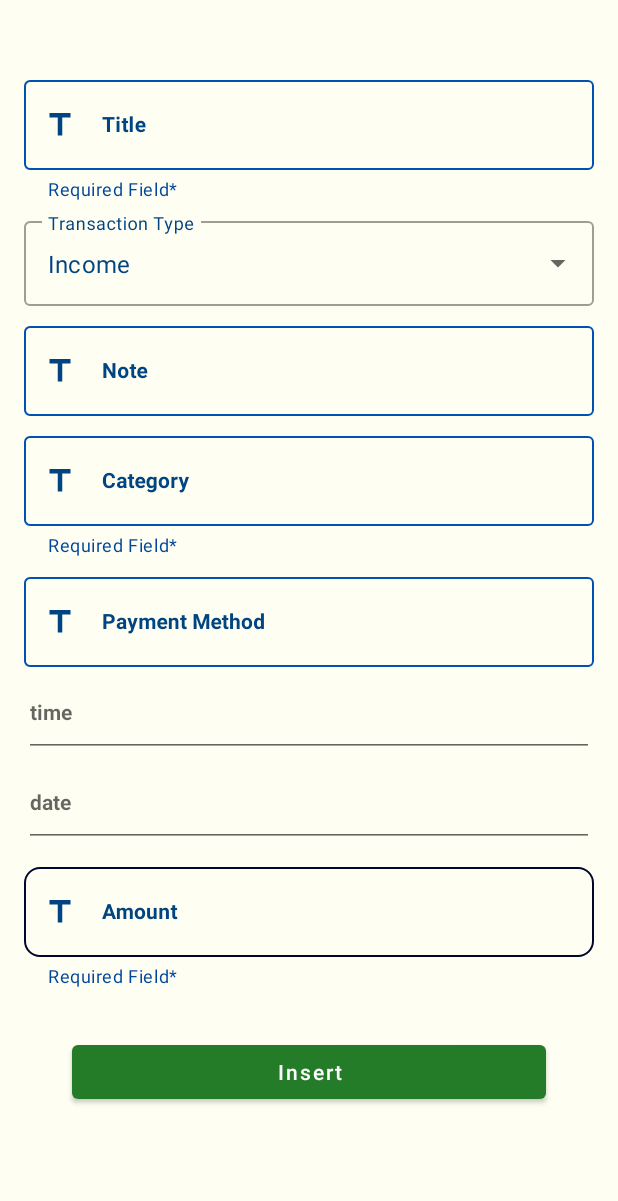
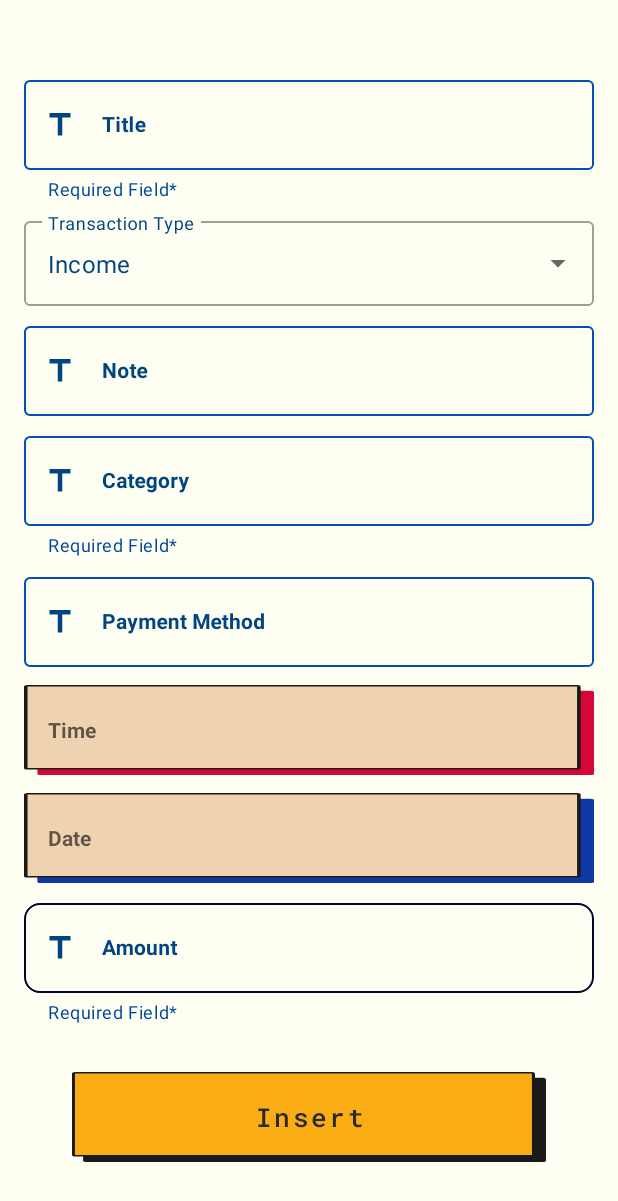
Before and after one commit to mdtasnimulh/DailyBudgetTracker, an Android app: the InsertIEFragment screen opened through its navigation route, on a phone screen of 412 x 824 dp. Shown: the top 1201 px of the screen. Run offline under Robolectric (Android 15) with nearby library versions, the phone set to English and light mode, and no system bars; our stand-ins replace Room's generated code, data binding; libraries missing offline, so code that uses them is left out: com.github.mikephil.charting; plain views replace ChipNavigationBar; 2 statements that could not run were skipped.

```diff
--- a/app/src/main/res/layout/fragment_insert_i_e.xml
+++ b/app/src/main/res/layout/fragment_insert_i_e.xml
@@ -214,13 +214,16 @@
                     android:layout_width="match_parent"
                     android:layout_height="60dp"
                     android:cursorVisible="false"
+                    android:layout_marginTop="12dp"
+                    android:background="@drawable/background_magenda"
                     android:focusableInTouchMode="false"
-                    android:hint="time"
+                    android:hint="Time"
                     android:imeActionLabel="Done"
                     android:imeOptions="actionDone"
                     android:importantForAutofill="noExcludeDescendants"
                     android:inputType="time"
                     android:paddingVertical="10dp"
+                    android:paddingHorizontal="16dp"
                     android:textColor="@color/navyBlue"
                     android:textCursorDrawable="@drawable/text_cursor"
                     android:textSize="14sp"
@@ -235,7 +238,10 @@
                     android:layout_height="60dp"
                     android:cursorVisible="false"
                     android:focusableInTouchMode="false"
-                    android:hint="date"
+                    android:layout_marginTop="12dp"
+                    android:paddingHorizontal="16dp"
+                    android:background="@drawable/background_blue"
+                    android:hint="Date"
                     android:imeActionLabel="Done"
                     android:imeOptions="actionDone"
                     android:importantForAutofill="noExcludeDescendants"
@@ -295,8 +301,9 @@
 
                 </com.google.android.material.textfield.TextInputLayout>
 
-                <Button
+                <com.google.android.material.button.MaterialButton
                     android:id="@+id/insertButton"
+                    style="@style/Widget.MaterialComponents.Button"
                     android:layout_width="0dp"
                     android:layout_height="wrap_content"
                     android:layout_marginStart="32dp"
@@ -304,7 +311,11 @@
                     android:layout_marginEnd="32dp"
                     android:layout_marginBottom="32dp"
                     android:text="Insert"
-                    app:backgroundTint="#247C28"
+                    android:textColor="@color/final_primary_black"
+                    android:fontFamily="@font/roboto_mono_medium"
+                    android:textSize="17sp"
+                    app:backgroundTint="@null"
+                    android:background="@drawable/background_button"
                     app:layout_constraintBottom_toBottomOf="parent"
                     app:layout_constraintEnd_toEndOf="parent"
                     app:layout_constraintStart_toStartOf="parent"
```
